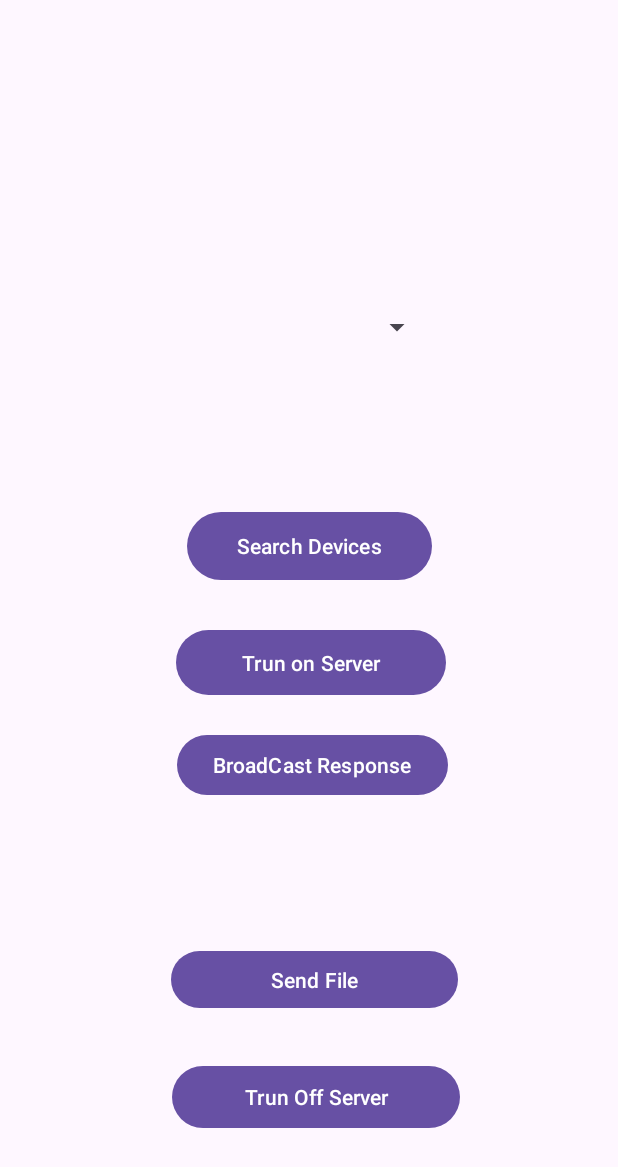
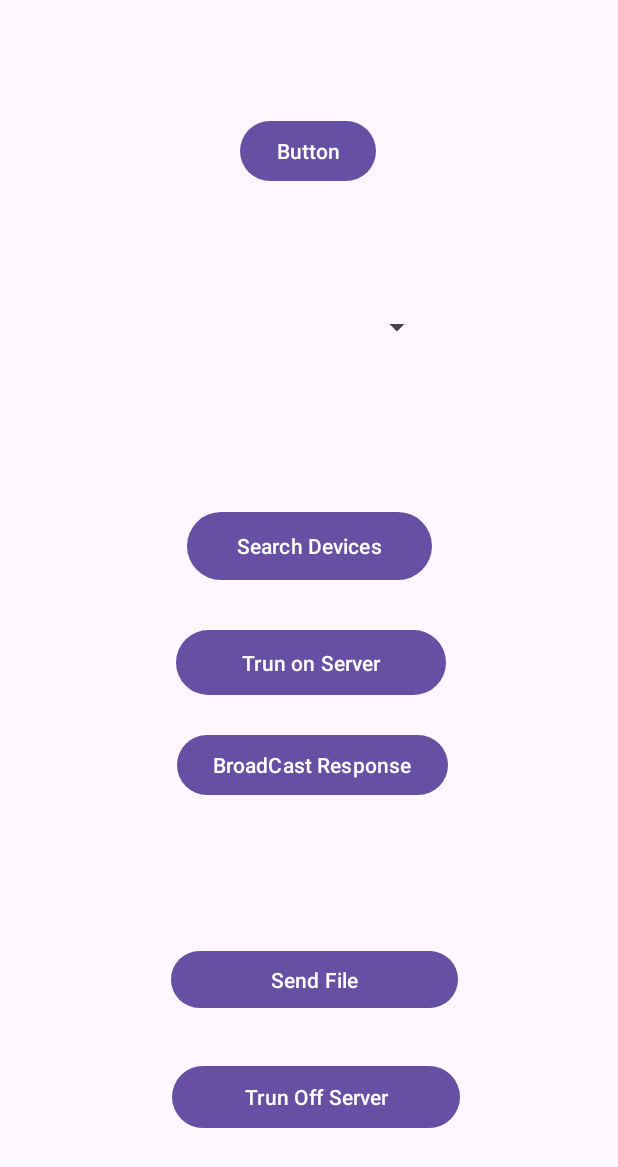
Before and after one commit to LakshanWC/CrossPlatformFileTransfer, an Android app: the screen it shows after launch (MainActivity), on a phone screen of 412 x 824 dp. Shown: the top 1167 px of the screen. Run offline under Robolectric (Android 15) with nearby library versions, the phone set to English and light mode, and no system bars.

Commit message:
trying out new stuff
tried to implement mobile to pc file transfer

```diff
--- a/android app/FileTransfer/app/src/main/res/layout/activity_main.xml
+++ b/android app/FileTransfer/app/src/main/res/layout/activity_main.xml
@@ -64,7 +64,8 @@
         app:layout_constraintEnd_toEndOf="parent"
         app:layout_constraintStart_toStartOf="parent"
         app:layout_constraintTop_toTopOf="parent"
-        app:layout_constraintVertical_bias="0.438" />
+        app:layout_constraintVertical_bias="0.438"
+        android:onClick="sendFile"/>
 
     <Spinner
         android:layout_width="175dp"
@@ -78,4 +79,16 @@
         android:id="@+id/spinnerDevices"
         />
 
+    <Button
+        android:id="@+id/button"
+        android:layout_width="wrap_content"
+        android:layout_height="wrap_content"
+        android:text="Button"
+        app:layout_constraintBottom_toBottomOf="parent"
+        app:layout_constraintEnd_toEndOf="parent"
+        app:layout_constraintHorizontal_bias="0.498"
+        app:layout_constraintStart_toStartOf="parent"
+        app:layout_constraintTop_toTopOf="parent"
+        app:layout_constraintVertical_bias="0.099" />
+
 </androidx.constraintlayout.widget.ConstraintLayout>
```
Also changed, not shown: android app/FileTransfer/app/src/main/AndroidManifest.xml (+5 -3 lines), android app/FileTransfer/app/src/main/java/com/wc/filetransfer/MainActivity.java (+12 -2 lines), android app/FileTransfer/app/src/main/java/com/wc/filetransfer/UDPDiscovery.java (+72 -10 lines), 4 other files.
